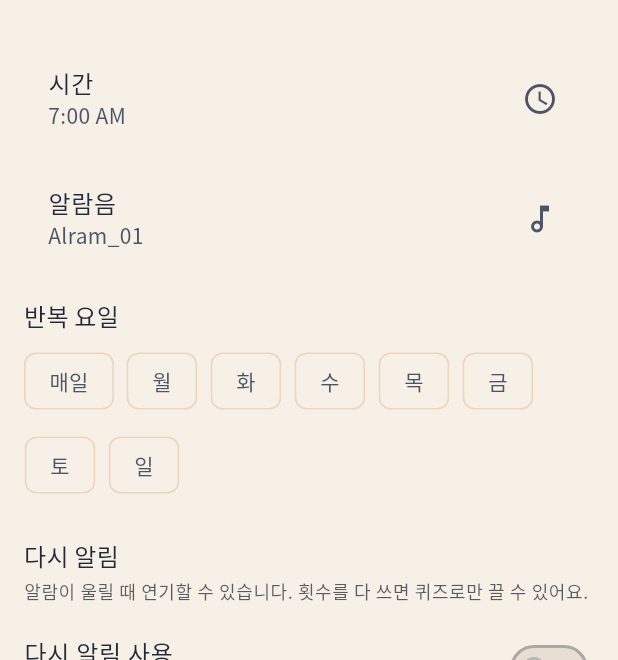
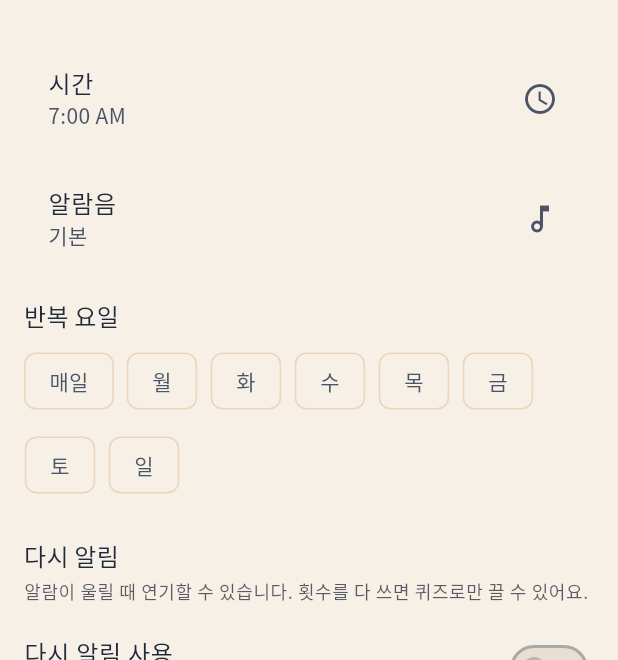
Before and after one commit to kim1bon/wake_nihongo, a Flutter app: the AddAlarmScreen screen opened directly, on a phone screen of 412 x 824 dp, the part 63-723 px from its top. Run offline on Flutter 3.47's test engine with Material 3 defaults, Android fonts, the light colour scheme and no system bars; our stand-ins replace audioplayers, csv, flutter_local_notifications, flutter_riverpod, flutter_timezone, shared_preferences and 2 more; missing offline and left inert: audio_session; accounts and stored records are empty; network calls fail.

Commit message:
AOS / iOS
알람 사운드 추가 및 변경

```diff
--- a/lib/core/constants/alarm_sound_ids.dart
+++ b/lib/core/constants/alarm_sound_ids.dart
@@ -1,44 +1,83 @@
-/// Bundled alarm tones: `assets/sounds/Alram_01.mp3` … `Alram_04.mp3`.
-/// Android `res/raw` uses lowercase names without extension (e.g. `alram_01`).
+/// Bundled alarm tones from `assets/sounds/*.mp3`.
 class AlarmSoundIds {
   AlarmSoundIds._();
 
-  static const String defaultId = 'Alram_01';
+  static const String defaultId = 'basic';
 
   static const List<String> all = [
-    'Alram_01',
-    'Alram_02',
-    'Alram_03',
-    'Alram_04',
+    'basic',
+    'chicken',
+    'clear_horizon',
+    'japan_signal',
+    'alarm_clock',
+    'ghibli_style',
   ];
 
-  static String assetPath(String soundId) => 'assets/sounds/$soundId.mp3';
+  static const Map<String, String> _assetFileNameById = {
+    'basic': '기본',
+    'chicken': '닭',
+    'clear_horizon': '맑은 지평선',
+    'japan_signal': '일본 신호등',
+    'alarm_clock': '자명종',
+    'ghibli_style': '지브리 스타일',
+  };
+
+  static const Map<String, String> _labelById = {
+    'basic': '기본',
+    'chicken': '닭',
+    'clear_horizon': '맑은 지평선',
+    'japan_signal': '일본 신호등',
+    'alarm_clock': '자명종',
+    'ghibli_style': '지브리 스타일',
+  };
+
+  static const Map<String, String> _legacyIdMap = {
+    'Alram_01': 'basic',
+    'Alram_02': 'chicken',
+    'Alram_03': 'clear_horizon',
+    'Alram_04': 'japan_signal',
+  };
+
+  static String _resolvedId(String soundId) =>
+      isValid(soundId) ? soundId : (_legacyIdMap[soundId] ?? defaultId);
+
+  static String assetPath(String soundId) =>
+      'assets/sounds/${_assetFileNameById[_resolvedId(soundId)]}.mp3';
 
   /// Path for [AssetSource] (relative to the `assets/` directory).
-  static String assetSourcePath(String soundId) => 'sounds/$soundId.mp3';
+  static String assetSourcePath(String soundId) =>
+      'sounds/${_assetFileNameById[_resolvedId(soundId)]}.mp3';
+
+  static String label(String soundId) =>
+      _labelById[_resolvedId(soundId)] ?? _resolvedId(soundId);
 
   /// Valid [AndroidNotificationChannel.id] / per-sound channel suffix.
-  static String channelSuffix(String soundId) =>
-      soundId.toLowerCase().replaceAll('.', '_');
+  static String channelSuffix(String soundId) => _resolvedId(soundId);
 
   /// Android `res/raw/<name>.mp3` resource name (no extension).
+  ///
   static String androidRawName(String soundId) {
-    switch (soundId) {
-      case 'Alram_01':
-        return 'alram_01';
-      case 'Alram_02':
-        return 'alram_02';
-      case 'Alram_03':
-        return 'alram_03';
-      case 'Alram_04':
-        return 'alram_04';
+    switch (_resolvedId(soundId)) {
+      case 'basic':
+        return 'basic';
+      case 'chicken':
+        return 'chicken';
+      case 'clear_horizon':
+        return 'clear_horizon';
+      case 'japan_signal':
+        return 'japan_signal';
+      case 'alarm_clock':
+        return 'alarm_clock';
+      case 'ghibli_style':
+        return 'ghibli_style';
       default:
-        return 'alram_01';
+        return 'basic';
     }
   }
 
   static bool isValid(String? id) => id != null && all.contains(id);
 
   /// iOS bundle file name for UNNotificationSound.
-  static String iosFileName(String soundId) => '$soundId.mp3';
+  static String iosFileName(String soundId) =>
+      '${_resolvedId(soundId)}.mp3';
 }
--- a/lib/features/alarm/data/alarm_local_data_source.dart
+++ b/lib/features/alarm/data/alarm_local_data_source.dart
@@ -24,7 +24,7 @@ CREATE TABLE alarms (
   minute INTEGER NOT NULL,
   weekdays TEXT NOT NULL,
   enabled INTEGER NOT NULL DEFAULT 1,
-  sound_id TEXT NOT NULL DEFAULT 'Alram_01',
+  sound_id TEXT NOT NULL DEFAULT 'basic',
   reschedule_enabled INTEGER NOT NULL DEFAULT 0,
   reschedule_delay_minutes INTEGER NOT NULL DEFAULT 5,
   reschedule_max_count INTEGER NOT NULL DEFAULT 3
@@ -34,7 +34,7 @@ CREATE TABLE alarms (
       onUpgrade: (db, oldVersion, newVersion) async {
         if (oldVersion < 2) {
           await db.execute(
-            "ALTER TABLE alarms ADD COLUMN sound_id TEXT NOT NULL DEFAULT 'Alram_01'",
+            "ALTER TABLE alarms ADD COLUMN sound_id TEXT NOT NULL DEFAULT 'basic'",
           );
         }
         if (oldVersion < 3) {
--- a/lib/features/alarm/domain/alarm.dart
+++ b/lib/features/alarm/domain/alarm.dart
@@ -18,7 +18,7 @@ class Alarm {
   final Set<int> weekdays;
   final bool enabled;
 
-  /// One of [AlarmSoundIds.all], e.g. `Alram_01`.
+  /// One of [AlarmSoundIds.all], e.g. `basic`.
   final String soundId;
 
   /// 「다시 알림」기능 사용 여부.
--- a/lib/features/alarm/presentation/add_alarm_screen.dart
+++ b/lib/features/alarm/presentation/add_alarm_screen.dart
@@ -195,7 +195,7 @@ class _AddAlarmScreenState extends ConsumerState<AddAlarmScreen> {
           const SizedBox(height: 8),
           ListTile(
             title: const Text('알람음'),
-            subtitle: Text(_soundId),
+            subtitle: Text(AlarmSoundIds.label(_soundId)),
             trailing: const Icon(Icons.music_note_outlined),
             onTap: () async {
               final chosen = await showModalBottomSheet<String>(
--- a/lib/features/alarm/presentation/alarm_list_screen.dart
+++ b/lib/features/alarm/presentation/alarm_list_screen.dart
@@ -123,7 +123,7 @@ class _AlarmTile extends StatelessWidget {
         ? '매일'
         : days.map((d) => _weekdayShort[d]).join(', ');
 
-    final soundLabel = AlarmSoundIds.isValid(alarm.soundId) ? alarm.soundId : AlarmSoundIds.defaultId;
+    final soundLabel = AlarmSoundIds.label(alarm.soundId);
     return ListTile(
       title: Text(
         label,
--- a/lib/features/alarm/presentation/alarm_sound_picker_sheet.dart
+++ b/lib/features/alarm/presentation/alarm_sound_picker_sheet.dart
@@ -125,7 +125,7 @@ class _AlarmSoundPickerSheetState extends State<AlarmSoundPickerSheet> {
           const SizedBox(height: 8),
           for (final id in AlarmSoundIds.all)
             ListTile(
-              title: Text(id),
+              title: Text(AlarmSoundIds.label(id)),
               trailing: id == _selectedId ? const Icon(Icons.check) : null,
               onTap: () => _onPick(id),
             ),
```
Also changed, not shown: lib/features/alarm/data/alarm_notification_scheduler.dart (+4 -4 lines), 27 other files.
